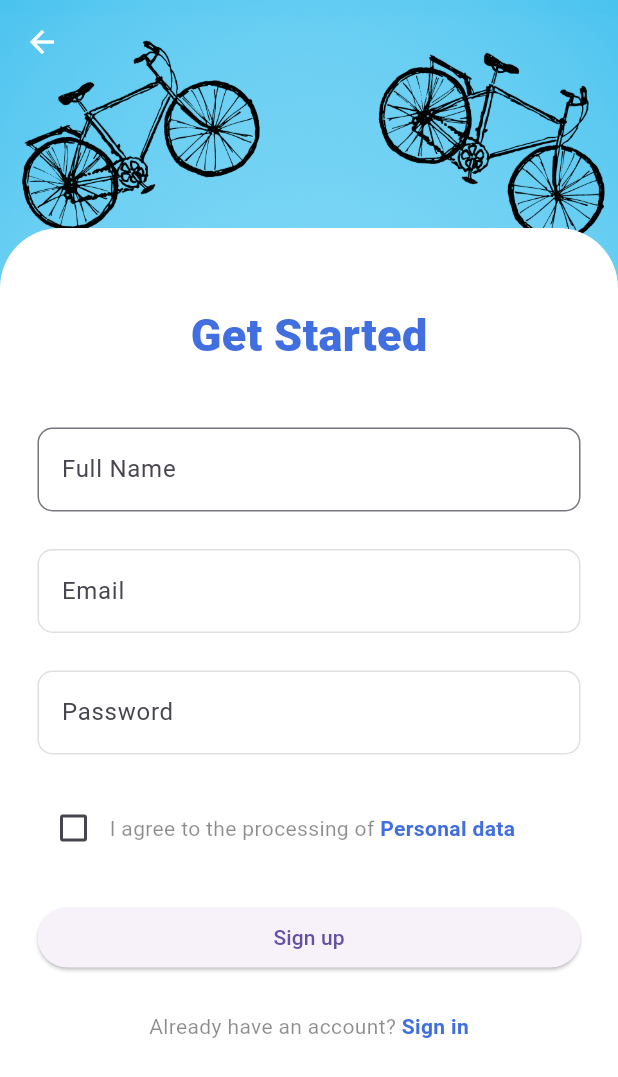
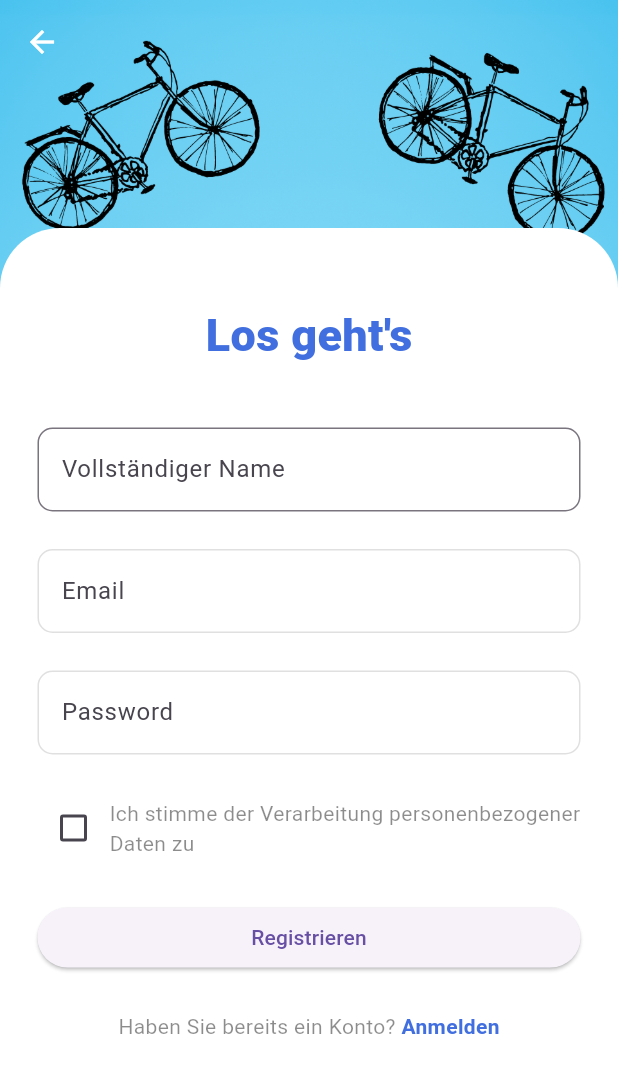
Before and after one commit to BryanAustinS/HCI_Flutter_Project_Chiu_Suharta, a Flutter app: the SignUpScreen screen opened directly, on a phone screen of 412 x 824 dp. Shown: the top 1077 px of the screen. Run offline on Flutter 3.47's test engine with Material 3 defaults, Android fonts, the phone set to English and light mode, and no system bars; our stand-ins replace cloud_firestore, firebase_auth, firebase_core, flutter_localization, fluttertoast, ionicons and 1 more; accounts and stored records are empty.

```diff
--- /dev/null
+++ b/hci_hda_chiu_suharta/lib/localization/locales.dart
@@ -0,0 +1,73 @@
+import 'package:flutter_localization/flutter_localization.dart';
+
+const List<MapLocale> LOCALES = [
+  MapLocale('en', LocaleData.EN),
+  MapLocale('de', LocaleData.DE),
+];
+
+
+mixin LocaleData{
+  static const String kunde_button1 = "button1";
+  static const String kunde_button2 = "button2";
+  static const String settings = "settings";
+  static const String account = "account";
+  static const String logout = "logout";
+  static const String welcome_title = "welcome_title";
+  static const String sign_in = "sign_in";
+  static const String sign_up = "sign_up";
+  static const String welcome_back = "welcome_back";
+  static const String enter_email = "enter_email";
+  static const String enter_password = "enter_password";
+  static const String agree_terms = "agree_terms";
+  static const String processing_data = "processing_data";
+  static const String no_account = "no_account";
+  static const String get_started = "get started";
+  static const String full_name = "full_name";
+  static const String agree_personal_data = "agree_personal_data";
+  static const String have_account = "have_account";
+  static const String enter_full_name = "enter_full_name";
+
+  static const Map<String, dynamic> EN = {
+    kunde_button1: "Repair booking",
+    kunde_button2: "Track orders",
+    settings: "Settings",
+    account: "Account",
+    logout: "Logout",
+    welcome_title: "Welcome to FahrrArzt!\n",
+    sign_in: "Sign In",
+    sign_up: "Sign Up",
+    welcome_back: "Welcome back!",
+    enter_email: "Enter your email",
+    enter_password: "Enter your password",
+    agree_terms: "Agree to processing data",
+    processing_data: "Processing data",
+    no_account: "Don't have an account?",
+    get_started: "Get Started",
+    full_name: "Full Name",
+    agree_personal_data: "I agree to processing personal data",
+    have_account: "Already have an account?",
+    enter_full_name: "Enter your full name",
+  };
+
+  static const Map<String, dynamic> DE = {
+    kunde_button1: "Reparatur buchen",
+    kunde_button2: "Auftrag verfolgen",
+    settings: "Einstellungen",
+    account: "Konto",
+    logout: "Abmelden",
+    welcome_title: "Willkommen bei FahrrArzt!\n",
+    sign_in: "Anmelden",
+    sign_up: "Registrieren",
+    welcome_back: "Willkommen zurück!",
+    enter_email: "Geben Sie Ihre E-Mail-Adresse ein",
+    enter_password: "Geben Sie Ihr Passwort ein",
+    agree_terms: "Zustimmen zur Datenverarbeitung",
+    processing_data: "Datenverarbeitung",
+    no_account: "Sie haben noch kein Konto?",
+    get_started: "Los geht's",
+    full_name: "Vollständiger Name",
+    agree_personal_data: "Ich stimme der Verarbeitung personenbezogener Daten zu",
+    have_account: "Haben Sie bereits ein Konto?",
+    enter_full_name: "Geben Sie Ihren vollständigen Namen ein",
+  };
+}
--- a/hci_hda_chiu_suharta/lib/main.dart
+++ b/hci_hda_chiu_suharta/lib/main.dart
@@ -1,21 +1,50 @@
 import 'package:firebase_core/firebase_core.dart';
 import 'package:flutter/material.dart';
+import 'package:flutter_localization/flutter_localization.dart';
 import 'package:hci_hda_chiu_suharta/page/login/welcome_screen.dart';
+
+import 'localization/locales.dart';
 
 void main() async {
   WidgetsFlutterBinding.ensureInitialized();
   await Firebase.initializeApp();
-  runApp(const MainApp());
+  runApp(MainApp());
 }
 
-class MainApp extends StatelessWidget {
-  const MainApp({super.key});
+class MainApp extends StatefulWidget {
+  MainApp({super.key});
+
+  @override
+  State<MainApp> createState() => _MainAppState();
+}
+
+class _MainAppState extends State<MainApp> {
+  final FlutterLocalization localization = FlutterLocalization.instance;
+
+  @override
+  void initState(){
+    super.initState();
+    configureLocalization();
+  }
 
   @override
   Widget build(BuildContext context) {
-    return const MaterialApp(
+    return MaterialApp(
+
       debugShowCheckedModeBanner: false,
       home: WelcomeScreen(),
+      supportedLocales: localization.supportedLocales,
+      localizationsDelegates: localization.localizationsDelegates,
     );
   }
+
+  void configureLocalization(){
+    localization.init(mapLocales: LOCALES, initLanguageCode: "de");
+    localization.onTranslatedLanguage = onTranslateLanguage;
+  }
+
+  void onTranslateLanguage(Locale? locale){
+    setState(() {
+    });
+  }
 }
--- a/hci_hda_chiu_suharta/lib/page/login/sign_up_page.dart
+++ b/hci_hda_chiu_suharta/lib/page/login/sign_up_page.dart
@@ -1,11 +1,14 @@
 import 'package:cloud_firestore/cloud_firestore.dart';
 import 'package:firebase_auth/firebase_auth.dart';
 import 'package:flutter/material.dart';
+import 'package:flutter_localization/flutter_localization.dart';
 import 'package:hci_hda_chiu_suharta/authentication/firebase_user_auth.dart';
 import 'package:hci_hda_chiu_suharta/page/login/sign_in_page.dart';
 import 'package:hci_hda_chiu_suharta/theme/theme.dart';
 import 'package:hci_hda_chiu_suharta/widgets/custom_scaffold.dart';
 import 'package:logger/logger.dart';
+
+import '../../localization/locales.dart';
 
 class SignUpScreen extends StatefulWidget {
   const SignUpScreen({super.key});
@@ -64,7 +67,7 @@ class _SignUpScreenState extends State<SignUpScreen> {
                   crossAxisAlignment: CrossAxisAlignment.center,
                   children: [
                     Text(
-                      'Get Started',
+                      LocaleData.get_started.getString(context),
                       style: TextStyle(
                         fontSize: 30.0,
                         fontWeight: FontWeight.w900,
@@ -84,8 +87,8 @@ class _SignUpScreenState extends State<SignUpScreen> {
                         return null;
                       },
                       decoration: InputDecoration(
-                        label: const Text('Full Name'),
-                        hintText: 'Enter Full Name',
+                        label: Text(LocaleData.full_name.getString(context)),
+                        hintText: LocaleData.enter_full_name.getString(context),
                         hintStyle: const TextStyle(
                           color: Colors.black26,
                         ),
@@ -105,13 +108,13 @@ class _SignUpScreenState extends State<SignUpScreen> {
                       controller: _emailController,
                       validator: (value) {
                         if (value == null || value.isEmpty) {
-                          return 'Please enter Email';
+                          return LocaleData.enter_email.getString(context);
                         }
                         return null;
                       },
                       decoration: InputDecoration(
                         label: const Text('Email'),
-                        hintText: 'Enter Email',
+                        hintText: 'LocaleData.enter_email.getString(context)',
                         hintStyle: const TextStyle(
                           color: Colors.black26,
                         ),
@@ -139,7 +142,7 @@ class _SignUpScreenState extends State<SignUpScreen> {
                       obscuringCharacter: '*',
                       validator: (value) {
                         if (value == null || value.isEmpty) {
-                          return 'Please enter password';
+                          return LocaleData.enter_password.getString(context);
                         }
                         return null;
                       },
@@ -147,7 +150,7 @@ class _SignUpScreenState extends State<SignUpScreen> {
                         label: const Text(
                           'Password',
                         ),
-                        hintText: 'Enter Password',
+                        hintText: LocaleData.enter_password.getString(context),
                         hintStyle: const TextStyle(
                           color: Colors.black26,
                         ),
@@ -180,17 +183,12 @@ class _SignUpScreenState extends State<SignUpScreen> {
                           },
                           activeColor: lightColorScheme.primary,
                         ),
-                        const Text(
-                          'I agree to the processing of ',
-                          style: TextStyle(
-                            color: Colors.black45,
-                          ),
-                        ),
-                        Text(
-                          'Personal data',
-                          style: TextStyle(
-                            fontWeight: FontWeight.bold,
-                            color: lightColorScheme.primary,
+                        Flexible(
+                          child: Text(
+                            LocaleData.agree_personal_data.getString(context),
+                            style: TextStyle(
+                              color: Colors.black45,
+                            ),
                           ),
                         ),
                       ],
@@ -206,8 +204,8 @@ class _SignUpScreenState extends State<SignUpScreen> {
                           if (_formSignUpKey.currentState!.validate() &&
                               agreePersonalData) {
                             ScaffoldMessenger.of(context).showSnackBar(
-                              const SnackBar(
-                                content: Text('Processing Data'),
+                              SnackBar(
+                                content: Text(LocaleData.processing_data.getString(context)),
                               ),
                             );
                             await _signUp();
@@ -221,7 +219,7 @@ class _SignUpScreenState extends State<SignUpScreen> {
                             );
                           }
                         },
-                        child: const Text('Sign up'),
+                        child: Text(LocaleData.sign_up.getString(context)),
                       ),
                     ),
                     const SizedBox(
@@ -231,8 +229,8 @@ class _SignUpScreenState extends State<SignUpScreen> {
                     Row(
                       mainAxisAlignment: MainAxisAlignment.center,
                       children: [
-                        const Text(
-                          'Already have an account? ',
+                        Text(
+                          LocaleData.have_account.getString(context) + ' ',
                           style: TextStyle(
                             color: Colors.black45,
                           ),
@@ -247,7 +245,7 @@ class _SignUpScreenState extends State<SignUpScreen> {
                             );
                           },
                           child: Text(
-                            'Sign in',
+                            LocaleData.sign_in.getString(context),
                             style: TextStyle(
                               fontWeight: FontWeight.bold,
                               color: lightColorScheme.primary,
--- a/hci_hda_chiu_suharta/pubspec.yaml
+++ b/hci_hda_chiu_suharta/pubspec.yaml
@@ -18,6 +18,7 @@ dependencies:
   line_awesome_flutter: ^3.0.1
   ionicons: ^0.2.2
   logger: ^2.3.0
+  flutter_localization: ^0.2.0
 
 dev_dependencies:
   flutter_test:
```
Also changed, not shown: hci_hda_chiu_suharta/lib/page/home/kunde_home.dart (+4 -4 lines), hci_hda_chiu_suharta/lib/page/login/sign_in_page.dart (+14 -11 lines), hci_hda_chiu_suharta/lib/page/login/welcome_screen.dart (+8 -5 lines), hci_hda_chiu_suharta/lib/page/profile/profile_page.dart (+65 -4 lines), hci_hda_chiu_suharta/pubspec.lock, 5 other files.
